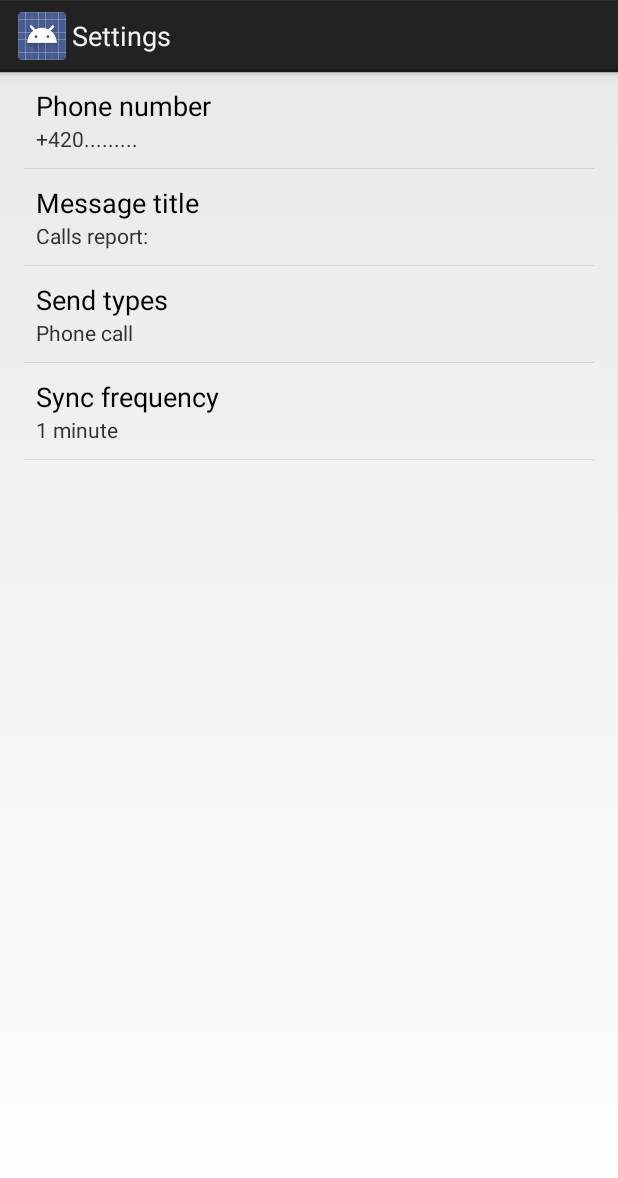
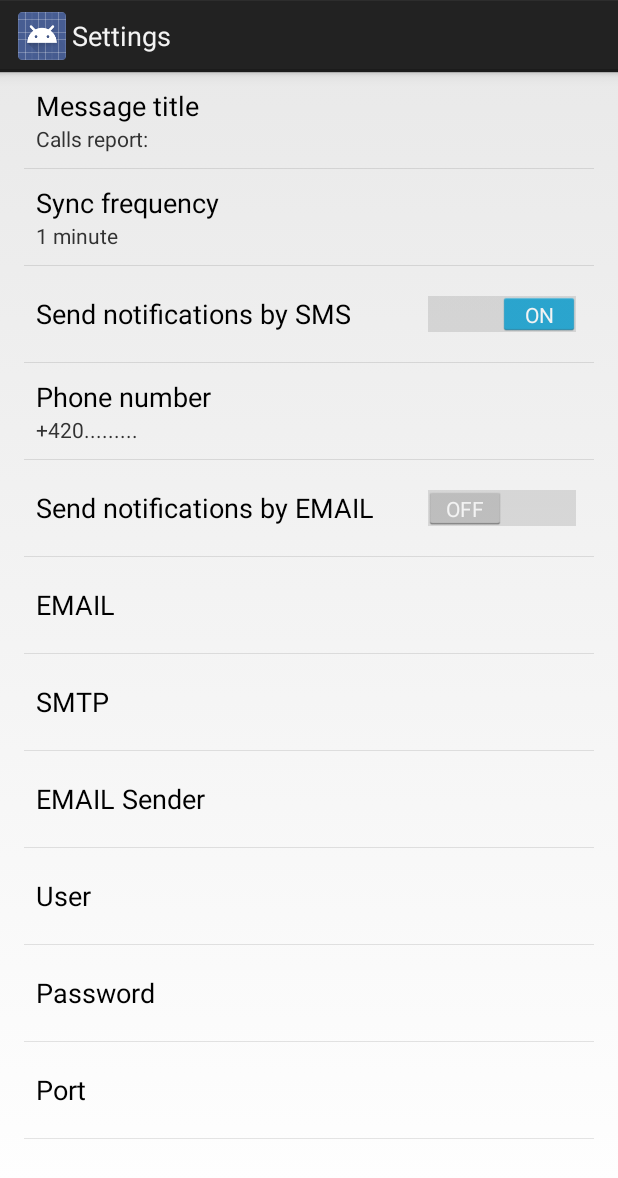
Before and after one commit to msvoboda/TeleCatch, an Android app: the SettingsActivity screen opened directly, with no data from a screen before it, on a phone screen of 412 x 824 dp. Shown: the top 1178 px of the screen. Run offline under Robolectric (Android 15) with nearby library versions, the phone set to English and light mode, and no system bars.

Commit message:
SendMail + Settings

```diff
--- a/app/src/main/AndroidManifest.xml
+++ b/app/src/main/AndroidManifest.xml
@@ -2,6 +2,7 @@
 <manifest xmlns:android="http://schemas.android.com/apk/res/android"
     package="cz.svoboda.telecatch" >
 
+    <uses-permission android:name="android.permission.INTERNET" />
     <uses-permission android:name="android.permission.READ_PHONE_STATE" />
     <uses-permission android:name="android.permission.PROCESS_OUTGOING_CALLS" />
     <uses-permission android:name="android.permission.SEND_SMS" />
@@ -26,7 +27,7 @@
         </activity>
         <activity
             android:name=".SettingsActivity"
-            android:label="@string/title_activity_settings" >
+            android:label="@string/title_activity_settings" android:screenOrientation="portrait" >
         </activity>
         <service
             android:name=".CallDetectService"
--- a/app/src/main/java/cz/svoboda/telecatch/CallAdapter.java
+++ b/app/src/main/java/cz/svoboda/telecatch/CallAdapter.java
@@ -26,6 +26,8 @@ public class CallAdapter extends ArrayAdapter<CallItem> {
         if (convertView == null) {
             if (call.Type=="SMS")
                 convertView = LayoutInflater.from(getContext()).inflate(R.layout.sms_item, parent, false);
+            else if (call.Type == "ERR")
+                convertView = LayoutInflater.from(getContext()).inflate(R.layout.err_item, parent, false);
             else
                 convertView = LayoutInflater.from(getContext()).inflate(R.layout.item_call, parent, false);
         }
@@ -33,7 +35,7 @@ public class CallAdapter extends ArrayAdapter<CallItem> {
 
         // Lookup view for data population
         TextView tvName = (TextView) convertView.findViewById(R.id.tvName);
-        if (call.Type == "SMS")
+        if (call.Type == "SMS" || call.Type == "ERR")
         {
             TextView tvMsg = (TextView) convertView.findViewById(R.id.tvMsg);
             tvMsg.setText(call.Message);
--- a/app/src/main/java/cz/svoboda/telecatch/CallItem.java
+++ b/app/src/main/java/cz/svoboda/telecatch/CallItem.java
@@ -8,6 +8,8 @@ import java.util.Date;
 public class CallItem {
     public CallItem(String phone) {
         PhoneNumber = phone;
+        Name = "";
+        Type = "";
     }
 
     public String PhoneNumber;
--- a/app/src/main/java/cz/svoboda/telecatch/SettingsActivity.java
+++ b/app/src/main/java/cz/svoboda/telecatch/SettingsActivity.java
@@ -68,7 +68,15 @@ public class SettingsActivity extends PreferenceActivity {
         // their values. When their values change, their summaries are updated
         // to reflect the new value, per the Android Design guidelines.
         bindPreferenceSummaryToValue(findPreference("phone_text"));
-        bindPreferenceSummaryToValue(findPreference("example_list"));
+        //bindPreferenceSummaryToValue(findPreference("sms_enabled"));
+        //bindPreferenceSummaryToValue(findPreference("email_enabled"));
+        bindPreferenceSummaryToValue(findPreference("email_text"));
+        bindPreferenceSummaryToValue(findPreference("smtp_text"));
+        bindPreferenceSummaryToValue(findPreference("user_text"));
+        bindPreferenceSummaryToValue(findPreference("from_text"));
+        bindPreferenceSummaryToValue(findPreference("pass_text"));
+        bindPreferenceSummaryToValue(findPreference("port_text"));
+
         bindPreferenceSummaryToValue(findPreference("message_title"));
         bindPreferenceSummaryToValue(findPreference("sync_frequency"));
         //bindPreferenceSummaryToValue(findPreference("notifications_new_message_ringtone"));
--- a/app/src/main/res/xml/pref_general.xml
+++ b/app/src/main/res/xml/pref_general.xml
@@ -1,7 +1,23 @@
 <PreferenceScreen xmlns:android="http://schemas.android.com/apk/res/android">
 
-    <!-- NOTE: EditTextPreference accepts EditText attributes. -->
-    <!-- NOTE: EditTextPreference's summary should be set to its value by the activity code. -->
+    <EditTextPreference
+        android:key="message_title"
+        android:title="@string/message_title"
+        android:defaultValue="@string/pref_message_title"
+        android:selectAllOnFocus="true"
+        android:inputType="textCapWords"
+        android:capitalize="words"
+        android:singleLine="true"
+        android:maxLines="1" />
+    <ListPreference
+        android:key="sync_frequency"
+        android:title="@string/pref_title_sync_frequency"
+        android:entries="@array/pref_sync_frequency_titles"
+        android:entryValues="@array/pref_sync_frequency_values"
+        android:defaultValue="60000"
+        android:negativeButtonText="@null"
+        android:positiveButtonText="@null" />
+    <SwitchPreference android:key="sms_enabled" android:title="Send notifications by SMS" android:defaultValue="true"></SwitchPreference>
     <EditTextPreference
         android:key="phone_text"
         android:title="@string/pref_title_display_name"
@@ -11,34 +27,61 @@
         android:capitalize="words"
         android:singleLine="true"
         android:maxLines="1" />
+    <SwitchPreference android:key="email_enabled" android:title="Send notifications by EMAIL" android:defaultValue="false"></SwitchPreference>
     <EditTextPreference
-        android:key="message_title"
-        android:title="@string/message_title"
-        android:defaultValue="@string/pref_message_title"
+        android:key="email_text"
+        android:title="EMAIL"
+        android:defaultValue=""
+        android:selectAllOnFocus="true"
+        android:inputType="textCapWords"
+        android:capitalize="words"
+        android:singleLine="true"
+        android:maxLines="1" />
+    <EditTextPreference
+        android:key="smtp_text"
+        android:title="SMTP"
+        android:defaultValue=""
+        android:selectAllOnFocus="true"
+        android:inputType="textCapWords"
+        android:capitalize="words"
+        android:singleLine="true"
+        android:maxLines="1" />
+    <EditTextPreference
+        android:key="from_text"
+        android:title="EMAIL Sender"
+        android:defaultValue=""
+        android:selectAllOnFocus="true"
+        android:inputType="textCapWords"
+        android:capitalize="words"
+        android:singleLine="true"
+        android:maxLines="1" />
+    <EditTextPreference
+        android:key="user_text"
+        android:title="User"
+        android:defaultValue=""
+        android:selectAllOnFocus="true"
+        android:inputType="textCapWords"
+        android:capitalize="words"
+        android:singleLine="true"
+        android:maxLines="1" />
+    <EditTextPreference
+        android:key="pass_text"
+        android:title="Password"
+        android:defaultValue=""
+        android:selectAllOnFocus="true"
+        android:inputType="textCapWords"
+        android:capitalize="words"
+        android:singleLine="true"
+        android:maxLines="1" />
+    <EditTextPreference
+        android:key="port_text"
+        android:title="Port"
+        android:defaultValue=""
         android:selectAllOnFocus="true"
         android:inputType="textCapWords"
         android:capitalize="words"
         android:singleLine="true"
         android:maxLines="1" />
 
-    <!-- NOTE: Hide buttons to simplify the UI. Users can touch outside the dialog to
-         dismiss it. -->
-    <!-- NOTE: ListPreference's summary should be set to its value by the activity code. -->
-    <ListPreference
-        android:key="example_list"
-        android:title="@string/pref_title_sent_types"
-        android:defaultValue="-1"
-        android:entries="@array/pref_example_list_titles"
-        android:entryValues="@array/pref_example_list_values"
-        android:negativeButtonText="@null"
-        android:positiveButtonText="@null" />
-    <ListPreference
-        android:key="sync_frequency"
-        android:title="@string/pref_title_sync_frequency"
-        android:entries="@array/pref_sync_frequency_titles"
-        android:entryValues="@array/pref_sync_frequency_values"
-        android:defaultValue="60000"
-        android:negativeButtonText="@null"
-        android:positiveButtonText="@null" />
 
 </PreferenceScreen>
--- a/settings.gradle
+++ b/settings.gradle
@@ -1 +1,2 @@
 include ':app'
+include ':library'
```
Also changed, not shown: app/build.gradle (+14 -4 lines), app/src/main/java/cz/svoboda/telecatch/CallHelper.java (+46 -5 lines), app/src/main/java/cz/svoboda/telecatch/Mail.java (added, +205 -0 lines), app/src/main/java/cz/svoboda/telecatch/SendMail.java (added, +67 -0 lines), app/src/main/res/layout/err_item.xml (added, +23 -0 lines), app/libs/activation.jar (added), app/libs/additionnal.jar (added), app/libs/mail.jar (added), app/src/main/res/drawable/err.png (added), 2 other files.
